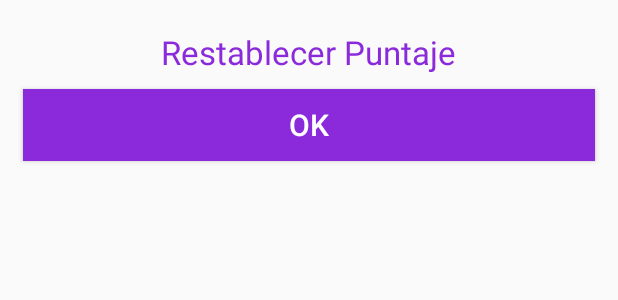
After one commit to alfredorojas95/SenApp, an Android app: the layout dialog_restart_score.xml on its own in the app's theme, with its tools: preview values and no code run, on a phone screen of 412 x 824 dp. The commit adds this screen. Shown: the top 300 px of the screen. Run offline under Robolectric (Android 15) with nearby library versions, the phone set to English and light mode, and no system bars.

Commit message:
sonido fail, restablecer puntaje firebase

```diff
--- a/app/src/main/java/com/example/alfredo/senapp/FragmentAprender.java
+++ b/app/src/main/java/com/example/alfredo/senapp/FragmentAprender.java
@@ -117,7 +117,7 @@ public class FragmentAprender extends Fragment {
         preguntas.add(new Pregunta("Profesión",1,"",R.drawable.profesor,"Profesor","Matrona","Abogado","Diputado","Profesor"));
         preguntas.add(new Pregunta("Profesión",2,"",R.drawable.ingeniero,"Arbitro","Enfermero","Ingeniero","Pastor","Ingeniero"));
         preguntas.add(new Pregunta("Profesión",3,"",R.drawable.arbitro,"Mecánico","Arbitro","once","doce","Arbitro"));
-        preguntas.add(new Pregunta("Profesión",4,"",R.drawable.abogado,"trece","Abogado","Enfermero","Profesor","Abogado"));
+        preguntas.add(new Pregunta("Profesión",4,"",R.drawable.abogado,"Mecánico","Abogado","Enfermero","Profesor","Abogado"));
         return preguntas;
 
     }
@@ -127,7 +127,7 @@ public class FragmentAprender extends Fragment {
         preguntas.add(new Pregunta("Familia",1,"Pregunta N°1",R.drawable.hijo,"Papá","Hijo","Abuelo","Mamá","Hijo"));
         preguntas.add(new Pregunta("Familia",2,"Pregunta N°2",R.drawable.mama,"Bebé","Abuela","Mama","Padrastro","Mamá"));
         preguntas.add(new Pregunta("Familia",3,"Pregunta N°3",R.drawable.hermano,"Papá","hijo","Hermano","Nieto","Hermano"));
-        preguntas.add(new Pregunta("Familia",4,"Pregunta N°4",R.drawable.abuelo,"Nieto","Papá","Abuel","Mamá","Abuelo"));
+        preguntas.add(new Pregunta("Familia",4,"Pregunta N°4",R.drawable.abuelo,"Nieto","Papá","Abuelo","Mamá","Abuelo"));
         return preguntas;
 
     }
--- a/app/src/main/java/com/example/alfredo/senapp/MainActivity.java
+++ b/app/src/main/java/com/example/alfredo/senapp/MainActivity.java
@@ -138,7 +138,7 @@ public class MainActivity extends AppCompatActivity implements NavigationView.On
 
          if (id == R.id.nav_bienvenida) {
             fragmentManager.beginTransaction().replace(R.id.content_main, new FragmentBienvenida()).commit();
-            this.setTitle("Puntajes Quiz");
+            this.setTitle("Resumen puntajes Quiz");
         }else if (id == R.id.nav_diccionario) {
             // Handle the camera action
             fragmentManager.beginTransaction().replace(R.id.content_main, new FragmentDiccionario()).commit();
--- /dev/null
+++ b/app/src/main/res/layout/dialog_restart_score.xml
@@ -0,0 +1,27 @@
+<?xml version="1.0" encoding="utf-8"?>
+<LinearLayout xmlns:android="http://schemas.android.com/apk/res/android"
+    android:orientation="vertical" android:layout_width="match_parent"
+    android:layout_height="match_parent">
+
+    <TextView
+        android:text="Restablecer Puntaje"
+        android:layout_gravity="center"
+        android:layout_width="wrap_content"
+        android:layout_height="wrap_content"
+        android:id="@+id/text_msj_score"
+        android:textSize="22sp"
+        android:layout_marginTop="20dp"
+        android:textColor="@color/colorMorado"/>
+
+    <Button
+        android:text="Ok"
+        android:layout_width="match_parent"
+        android:layout_height="wrap_content"
+        android:id="@+id/btn_restart_score"
+        android:layout_marginLeft="15dp"
+        android:layout_marginRight="15dp"
+        android:layout_marginTop="10dp"
+        android:background="@color/colorMorado"
+        android:textColor="@color/colorBlanco"
+        android:textSize="20dp"/>
+</LinearLayout>
--- a/app/src/main/res/layout/fragment_fragment_bienvenida.xml
+++ b/app/src/main/res/layout/fragment_fragment_bienvenida.xml
@@ -160,7 +160,7 @@
         android:layout_alignStart="@+id/text_puntaje_profesion" />
 
     <Button
-        android:text="Go Quiz"
+        android:text="Ir a Quiz"
         android:layout_width="wrap_content"
         android:layout_height="wrap_content"
         android:id="@+id/btn_goQuiz"
--- a/app/src/main/res/values/colors.xml
+++ b/app/src/main/res/values/colors.xml
@@ -3,4 +3,6 @@
     <color name="colorPrimary">#3F51B5</color>
     <color name="colorPrimaryDark">#303F9F</color>
     <color name="colorAccent">#FF4081</color>
+    <color name="colorMorado">#8A2ADA</color>
+    <color name="colorBlanco">#ffffff</color>
 </resources>
```
Also changed, not shown: app/src/main/java/com/example/alfredo/senapp/FragmentBienvenida.java (+19 -2 lines), app/src/main/java/com/example/alfredo/senapp/testQuiz.java (+17 -3 lines), app/src/main/res/layout/content_test_quiz.xml (+30 -22 lines), 1 other file.
